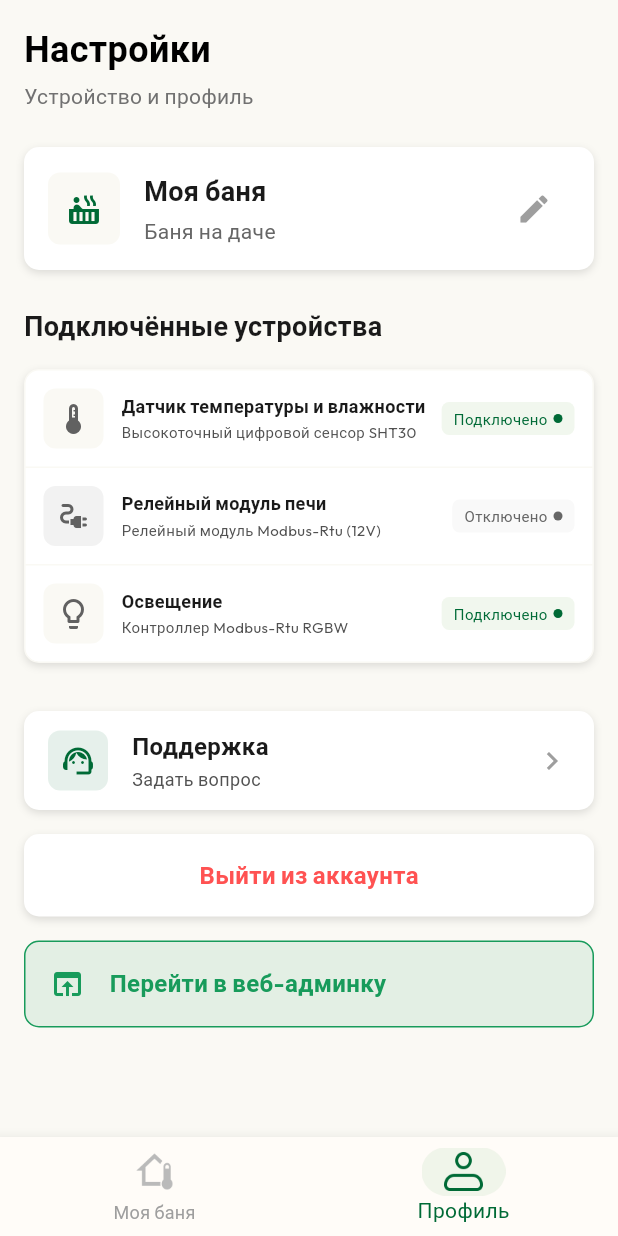
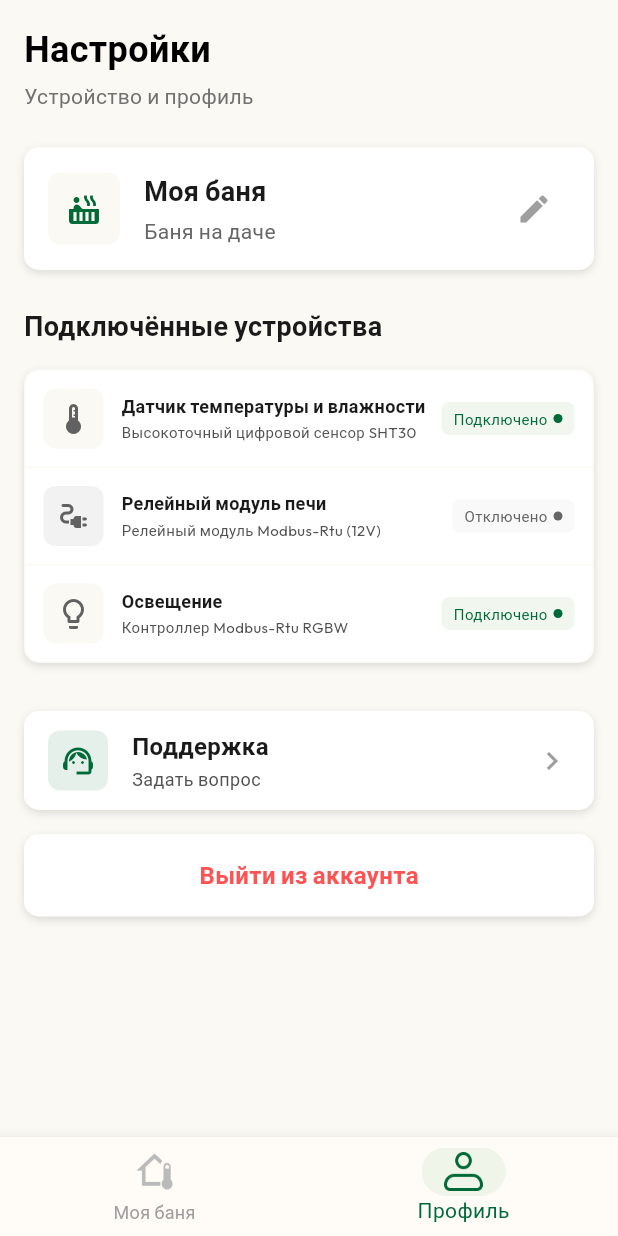
Before and after one commit to NikkyArhont/premio, a Flutter app: the ClientHome screen opened by its route, item 2 of the bottom bar chosen, on a phone screen of 412 x 824 dp. Run offline on Flutter 3.47's test engine with Material 3 defaults, Android fonts, the phone set to English and light mode, and no system bars; our stand-ins replace cloud_firestore, firebase_auth, firebase_core, flutter_riverpod, go_router, google_fonts and 1 more; accounts and stored records are empty.

```diff
--- a/lib/features/client/views/client_profile.dart
+++ b/lib/features/client/views/client_profile.dart
@@ -39,8 +39,9 @@ class _ClientProfileState extends ConsumerState<ClientProfile> {
           _buildSupportCard(),
           const SizedBox(height: 16),
           _buildLogoutCard(context, ref),
-          const SizedBox(height: 16),
-          _buildWebAdminButton(context),
+          // Временно скрыта кнопка перехода в админку
+          // const SizedBox(height: 16),
+          // _buildWebAdminButton(context),
           const SizedBox(height: 32),
         ],
       ),
```
